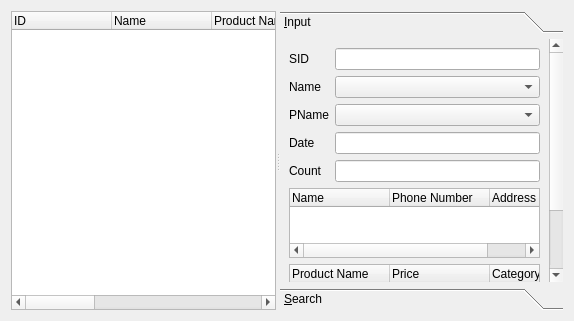
KimYooseon/osstempj, file shopmanagerform.ui: the form before one commit.
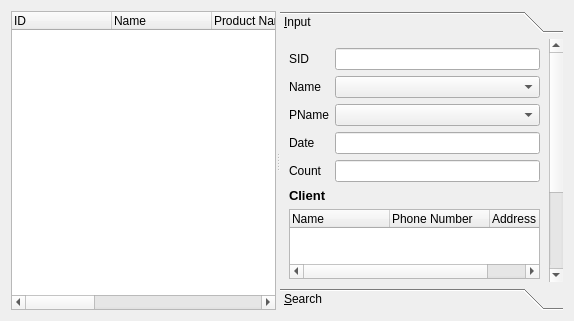
The form after the commit. The open tabs and pages were chosen to show the change.

The edit to the form file:
```diff
--- a/shopmanagerform.ui
+++ b/shopmanagerform.ui
@@ -74,15 +74,15 @@
      </widget>
      <widget class="QToolBox" name="toolBox">
       <property name="currentIndex">
-       <number>1</number>
+       <number>0</number>
       </property>
       <widget class="QWidget" name="inputPage">
        <property name="geometry">
         <rect>
          <x>0</x>
-         <y>-17</y>
+         <y>0</y>
          <width>276</width>
-         <height>278</height>
+         <height>314</height>
         </rect>
        </property>
        <attribute name="label">
@@ -159,6 +159,19 @@
           </item>
          </layout>
         </item>
+        <item>
+         <widget class="QLabel" name="label_2">
+          <property name="font">
+           <font>
+            <pointsize>10</pointsize>
+            <bold>true</bold>
+           </font>
+          </property>
+          <property name="text">
+           <string>Client</string>
+          </property>
+         </widget>
+        </item>
         <item>
          <widget class="QTreeWidget" name="CustomertreeWidget">
           <column>
@@ -178,6 +191,19 @@
           </column>
          </widget>
         </item>
+        <item>
+         <widget class="QLabel" name="label_3">
+          <property name="font">
+           <font>
+            <pointsize>10</pointsize>
+            <bold>true</bold>
+           </font>
+          </property>
+          <property name="text">
+           <string>Product</string>
+          </property>
+         </widget>
+        </item>
         <item>
          <widget class="QTreeWidget" name="ProducttreeWidget">
           <column>
```
